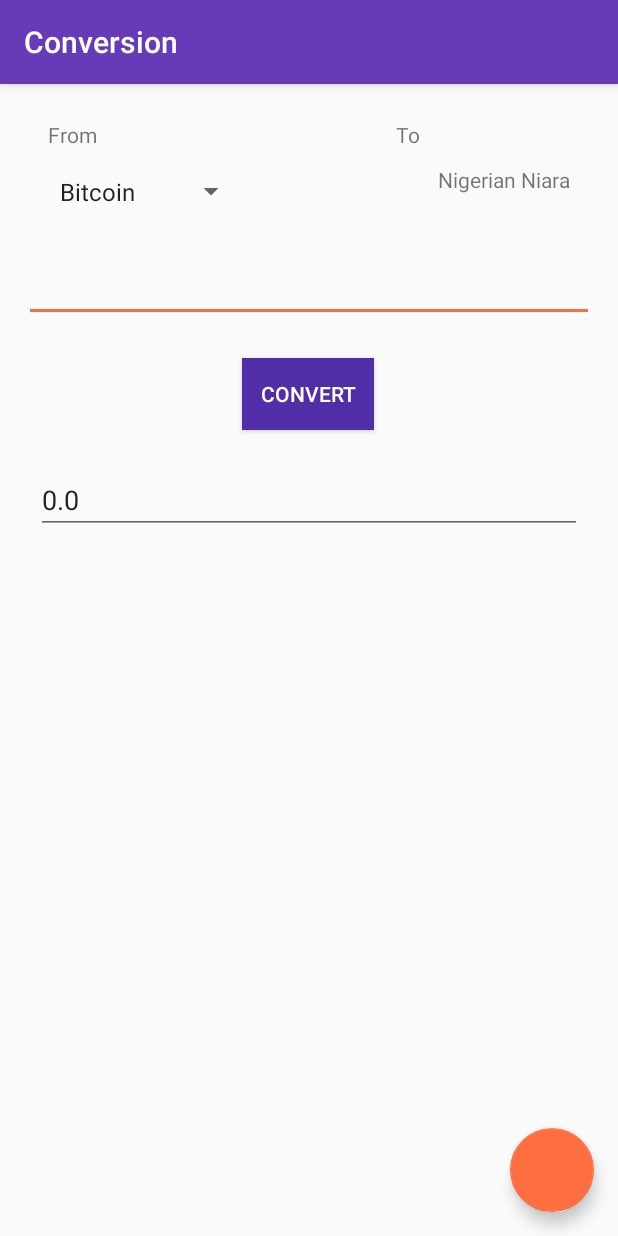
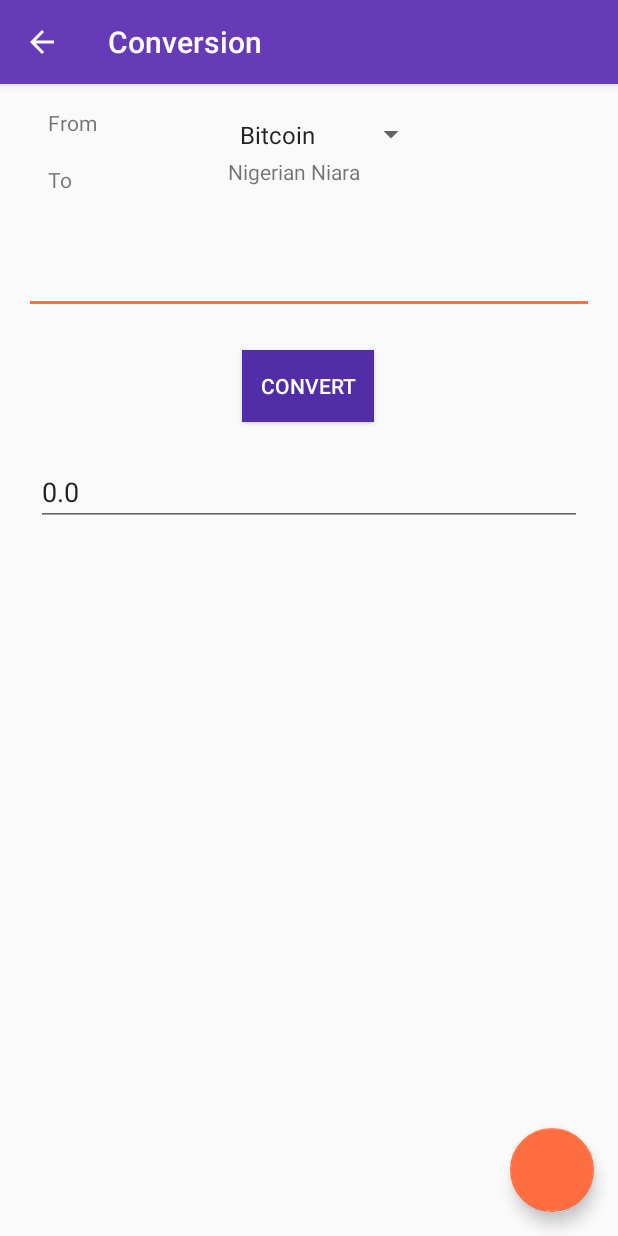
Before and after one commit to osinakayah/currency-exchange-rate, an Android app: the ConversionActivity screen opened directly, with no data from a screen before it, after a tap on an icon or button, on a phone screen of 412 x 824 dp. Run offline under Robolectric (Android 15) with nearby library versions, the phone set to English and light mode, and no system bars; libraries missing offline, so code that uses them is left out: com.transitionseverywhere, net.steamcrafted.materialiconlib; network calls fail; 6 statements that could not run were skipped; 2 other taps on this screen came first.

```diff
--- a/app/src/main/AndroidManifest.xml
+++ b/app/src/main/AndroidManifest.xml
@@ -7,7 +7,7 @@
     <uses-permission android:name="android.permission.ACCESS_NETWORK_STATE" />
 
     <application
-        android:name="com.orm.SugarApp"
+        android:name="com.protoype.osindex.currencyexchange.apps.MyApplication"
         android:allowBackup="true"
         android:icon="@mipmap/ic_launcher"
         android:label="@string/app_name"
--- a/app/src/main/java/com/protoype/osindex/currencyexchange/activities/ConversionActivity.java
+++ b/app/src/main/java/com/protoype/osindex/currencyexchange/activities/ConversionActivity.java
@@ -36,7 +36,10 @@ public class ConversionActivity extends AppCompatActivity implements AdapterView
         super.onCreate(savedInstanceState);
         setContentView(R.layout.activity_conversion);
         Toolbar toolbar = (Toolbar) findViewById(R.id.toolbar);
+
         setSupportActionBar(toolbar);
+        getSupportActionBar().setDisplayHomeAsUpEnabled(true);
+        getSupportActionBar().setDisplayShowHomeEnabled(true);
 
         editTextFromAmount  = (EditText)findViewById(R.id.editText_from_amount);
         editTextToAmount    = (EditText)findViewById(R.id.editText_to_amount);
@@ -60,7 +63,7 @@ public class ConversionActivity extends AppCompatActivity implements AdapterView
         crytoCurrenciesSpinner.setAdapter(charSequenceArrayAdapter);
 
         Drawable fabSwitchDrawableIcon = MaterialDrawableBuilder.with(getApplicationContext())
-                .setIcon(MaterialDrawableBuilder.IconValue.SWAP_HORIZONTAL)
+                .setIcon(MaterialDrawableBuilder.IconValue.SWAP_VERTICAL)
                 .setColor(Color.WHITE)
                 .setToActionbarSize()
                 .build();
@@ -92,8 +95,8 @@ public class ConversionActivity extends AppCompatActivity implements AdapterView
         FrameLayout.LayoutParams realCurrencyLayoutParams = (FrameLayout.LayoutParams)realCurrency.getLayoutParams();
         FrameLayout.LayoutParams cryptoSpinnerLayoutParams = (FrameLayout.LayoutParams)crytoCurrenciesSpinner.getLayoutParams();
 
-        realCurrencyLayoutParams.gravity = Gravity.RIGHT;
-        cryptoSpinnerLayoutParams.gravity = Gravity.LEFT;
+        realCurrencyLayoutParams.gravity = Gravity.BOTTOM;
+        cryptoSpinnerLayoutParams.gravity = Gravity.TOP;
 
         realCurrency.setLayoutParams(realCurrencyLayoutParams);
         crytoCurrenciesSpinner.setLayoutParams(cryptoSpinnerLayoutParams);
@@ -109,8 +112,8 @@ public class ConversionActivity extends AppCompatActivity implements AdapterView
         FrameLayout.LayoutParams realCurrencyLayoutParams = (FrameLayout.LayoutParams)realCurrency.getLayoutParams();
         FrameLayout.LayoutParams cryptoSpinnerLayoutParams = (FrameLayout.LayoutParams)crytoCurrenciesSpinner.getLayoutParams();
 
-        realCurrencyLayoutParams.gravity = Gravity.LEFT;
-        cryptoSpinnerLayoutParams.gravity = Gravity.RIGHT;
+        realCurrencyLayoutParams.gravity = Gravity.TOP;
+        cryptoSpinnerLayoutParams.gravity = Gravity.BOTTOM;
 
         realCurrency.setLayoutParams(realCurrencyLayoutParams);
         crytoCurrenciesSpinner.setLayoutParams(cryptoSpinnerLayoutParams);
@@ -136,4 +139,10 @@ public class ConversionActivity extends AppCompatActivity implements AdapterView
     public void onNothingSelected(AdapterView<?> parent) {
 
     }
+
+    @Override
+    public boolean onSupportNavigateUp() {
+        onBackPressed();
+        return true;
+    }
 }
--- a/app/src/main/res/layout/content_conversion.xml
+++ b/app/src/main/res/layout/content_conversion.xml
@@ -14,26 +14,25 @@
         android:layout_width="wrap_content"
         android:layout_height="30dp"
         android:text="From"
-        app:layout_constraintTop_toTopOf="parent"
-        android:layout_marginTop="24dp"
+        android:layout_marginStart="32dp"
         android:layout_marginLeft="32dp"
         app:layout_constraintLeft_toLeftOf="parent"
-        android:layout_marginStart="32dp" />
+        app:layout_constraintTop_toTopOf="parent"
+        android:layout_marginTop="16dp" />
 
     <TextView
         android:id="@+id/textView2"
-        android:layout_width="wrap_content"
+        android:layout_width="55dp"
         android:layout_height="30dp"
         android:text="To"
-        app:layout_constraintTop_toTopOf="parent"
-        android:layout_marginTop="24dp"
-        android:layout_marginRight="132dp"
-        app:layout_constraintRight_toRightOf="parent"
-        android:layout_marginEnd="132dp" />
+        android:layout_marginTop="8dp"
+        app:layout_constraintTop_toBottomOf="@+id/textView"
+        android:layout_marginLeft="32dp"
+        app:layout_constraintLeft_toLeftOf="parent" />
 
     <EditText
         android:id="@+id/editText_from_amount"
-        android:layout_width="match_parent"
+        android:layout_width="0dp"
         android:layout_height="wrap_content"
         android:layout_marginLeft="16dp"
         android:layout_marginRight="16dp"
@@ -43,7 +42,9 @@
         app:layout_constraintLeft_toLeftOf="parent"
         app:layout_constraintRight_toRightOf="parent"
         android:layout_marginTop="24dp"
-        app:layout_constraintTop_toBottomOf="@+id/frameLayoutCurrencyConversion" />
+        app:layout_constraintTop_toBottomOf="@+id/frameLayoutCurrencyConversion"
+        android:layout_marginStart="16dp"
+        android:layout_marginEnd="16dp" />
 
     <Button
         android:onClick="convertCurrency"
@@ -71,30 +72,30 @@
         android:inputType="numberDecimal"
         android:layout_marginStart="24dp"
         android:layout_marginEnd="24dp"
-        android:layout_marginRight="8dp"
+        android:layout_marginRight="24dp"
         app:layout_constraintRight_toRightOf="parent"
-        android:layout_marginLeft="8dp"
+        android:layout_marginLeft="24dp"
         app:layout_constraintLeft_toLeftOf="parent"
         android:layout_marginTop="24dp"
         app:layout_constraintTop_toBottomOf="@+id/button_convert_currency" />
 
     <FrameLayout
         android:id="@+id/frameLayoutCurrencyConversion"
-        android:layout_width="match_parent"
-        android:layout_height="35dp"
+        android:layout_width="220dp"
+        android:layout_height="68dp"
         android:layout_marginLeft="32dp"
-        android:layout_marginRight="32dp"
-        android:layout_marginTop="0dp"
-        app:layout_constraintHorizontal_bias="0.0"
-        app:layout_constraintLeft_toLeftOf="parent"
-        app:layout_constraintRight_toRightOf="parent"
-        app:layout_constraintTop_toBottomOf="@+id/textView">
+        android:layout_marginStart="32dp"
+        android:layout_marginTop="16dp"
+        app:layout_constraintLeft_toRightOf="@+id/textView2"
+        app:layout_constraintTop_toTopOf="parent"
+        android:layout_marginRight="8dp"
+        app:layout_constraintRight_toRightOf="parent">
 
         <TextView
             android:id="@+id/textiew_real_currency_conversion_name"
             android:layout_width="wrap_content"
             android:layout_height="35dp"
-            android:layout_gravity="left"
+            android:layout_gravity="top"
             android:text="Nigerian Niara"
             app:layout_constraintLeft_toLeftOf="@+id/textView"
             app:layout_constraintTop_toBottomOf="@+id/textView" />
@@ -103,7 +104,7 @@
             android:id="@+id/cryptocurrency_spinner"
             android:layout_width="wrap_content"
             android:layout_height="35dp"
-            android:layout_gravity="right"
+            android:layout_gravity="bottom"
             app:layout_constraintLeft_toLeftOf="@+id/textView2"
             app:layout_constraintTop_toBottomOf="@+id/textView2" />
 
--- a/app/src/main/res/layout/single_currency_row.xml
+++ b/app/src/main/res/layout/single_currency_row.xml
@@ -33,11 +33,13 @@
                 android:orientation="horizontal">
 
                 <com.facebook.drawee.view.SimpleDraweeView
-                    android:layout_width="130dp"
-                    android:layout_height="130dp"
                     fresco:placeholderImage="@drawable/afn"
                     fresco:roundAsCircle="true"
                     android:id="@+id/single_currency_image"
+                    android:layout_width="0dp"
+                    android:layout_height="50dp"
+                    android:layout_weight="1"
+                    android:layout_gravity="center"
                     />
 
 
```
